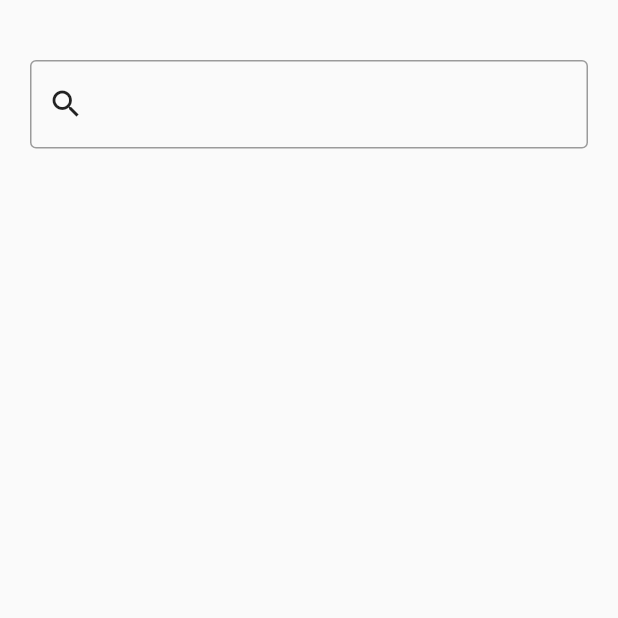
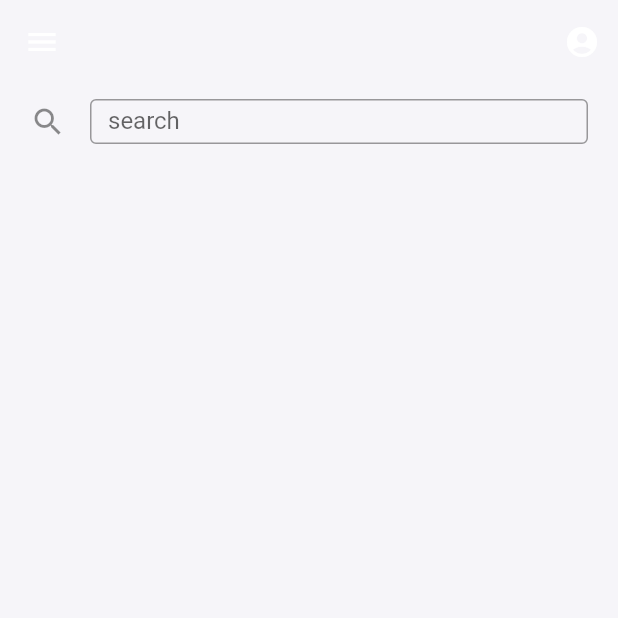
Before and after one commit to Thongek-wpm/flutter_application_demo, a Flutter app: the HomeUi screen opened directly, on a phone screen of 412 x 824 dp, the top half of it. Run offline on Flutter 3.47's test engine with Material 2 defaults, Android fonts, the phone set to English and light mode, and no system bars; our stand-ins replace cloud_firestore, firebase_auth, firebase_core, fluttertoast, font_awesome_flutter, form_field_validator and 1 more; accounts and stored records are empty.

Commit message:
Update home_ui.dart

```diff
--- a/lib/screens/home_ui.dart
+++ b/lib/screens/home_ui.dart
@@ -40,32 +40,20 @@ class _HomeUiState extends State<HomeUi> {
   @override
   Widget build(BuildContext context) {
     return Scaffold(
-      body: Column(
-        crossAxisAlignment: CrossAxisAlignment.center,
-        mainAxisAlignment: MainAxisAlignment.start,
-        // ignore: prefer_const_literals_to_create_immutables
-        children: [
-          SizedBox(
-            child: Padding(
-              padding: const EdgeInsets.symmetric(
-                horizontal: 20,
-                vertical: 40,
-              ),
-              child: TextField(
-                decoration: InputDecoration(
-                  border: OutlineInputBorder(),
-                  label: Icon(Icons.search),
-                  hintText: 'search',
-                ),
-              ),
-            ),
-          ),
+      backgroundColor: Color.fromARGB(235, 245, 244, 249),
+      appBar: AppBar(
+        backgroundColor: Color.fromARGB(0, 0, 0, 0),
+        elevation: 0,
+        actions: [
+          IconButton(
+            onPressed: () {},
+            icon: Icon(Icons.account_circle),
+          )
         ],
       ),
       drawer: Drawer(
         child: ListView(
-          padding: EdgeInsets.zero,
-          children: <Widget>[
+          children: [
             DrawerHeader(
               decoration: BoxDecoration(
                 image: DecorationImage(
@@ -96,7 +84,8 @@ class _HomeUiState extends State<HomeUi> {
                     ),
                   ),
                 ],
-                )),
+              ),
+            ),
             ListTile(
               onTap: () {},
               leading: Icon(Icons.home),
@@ -160,6 +149,32 @@ class _HomeUiState extends State<HomeUi> {
           ],
         ),
       ),
+      body: Column(
+        crossAxisAlignment: CrossAxisAlignment.center,
+        mainAxisAlignment: MainAxisAlignment.start,
+        // ignore: prefer_const_literals_to_create_immutables
+        children: [
+          SizedBox(
+            child: Padding(
+              padding: const EdgeInsets.symmetric(
+                horizontal: 20,
+                vertical: 10,
+              ),
+              child: SizedBox(
+                height: 30,
+                width: 450,
+                child: TextField(
+                  decoration: InputDecoration(
+                    border: OutlineInputBorder(),
+                    icon: Icon(Icons.search),
+                    labelText: 'search',
+                  ),
+                ),
+              ),
+            ),
+          ),
+        ],
+      ),
     );
   }
 }
```
Lines whose indentation alone changed are shown as unchanged.
